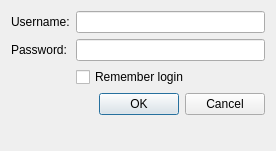
The window that LoginDialog.ui (H-uru/MoulKI) describes before a commit, drawn with Qt 5.
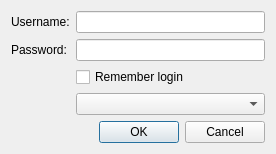
The same window after the commit.

Commit message: Add shard selector to login dialog

Diff of the .ui file:
```diff
--- a/LoginDialog.ui
+++ b/LoginDialog.ui
@@ -30,7 +30,7 @@
      </property>
     </widget>
    </item>
-   <item row="4" column="1">
+   <item row="5" column="1">
     <widget class="QDialogButtonBox" name="buttonBox">
      <property name="orientation">
       <enum>Qt::Horizontal</enum>
@@ -61,6 +61,9 @@
      </property>
     </widget>
    </item>
+   <item row="4" column="1">
+    <widget class="QComboBox" name="shardSelectBox"/>
+   </item>
   </layout>
  </widget>
  <resources/>
```
The commit also changes 4 other files.
